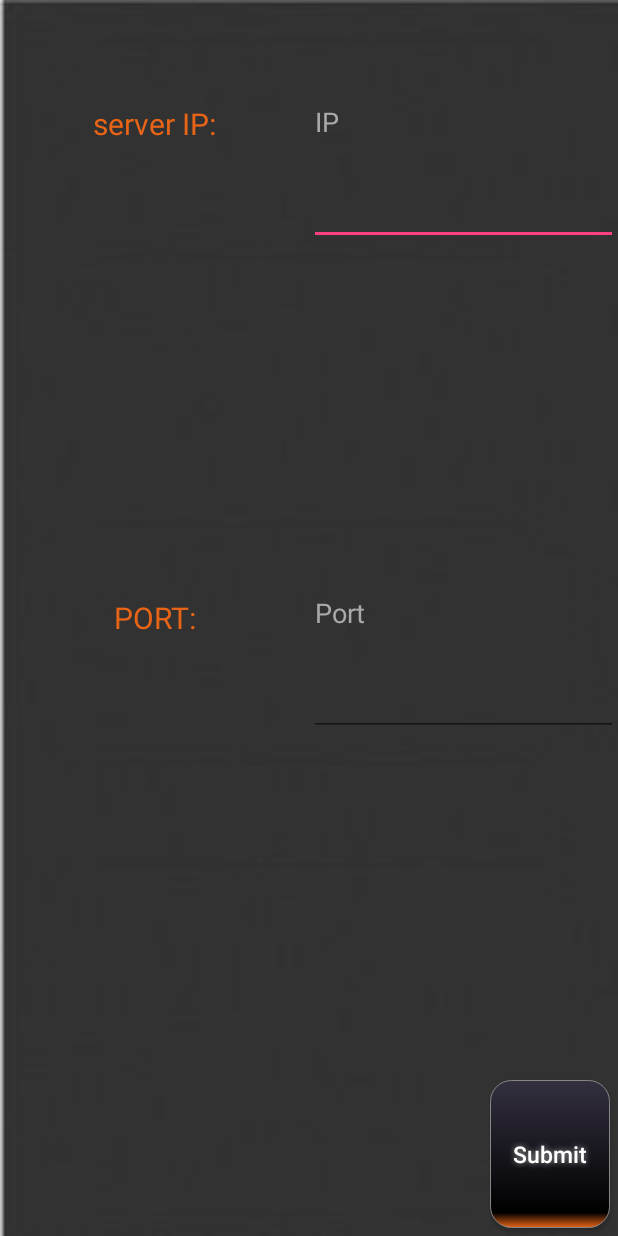
After one commit to mishaelm/android, an Android app: the layout dialog_layout.xml on its own in the app's theme, with its tools: preview values and no code run, on a phone screen of 412 x 824 dp. The commit adds this screen. Run offline under Robolectric (Android 15) with nearby library versions, the phone set to English and light mode, and no system bars.

Commit message:
connection  established --todo--  - check first connection slow response!!!  - did dialog

```diff
--- /dev/null
+++ b/app/src/main/res/layout/dialog_layout.xml
@@ -0,0 +1,97 @@
+<?xml version="1.0" encoding="utf-8"?>
+<LinearLayout
+    xmlns:android="http://schemas.android.com/apk/res/android"
+    android:layout_width="match_parent"
+    android:layout_height="match_parent"
+    android:orientation="horizontal"
+    android:background="@drawable/bcgrd075"
+    android:layoutDirection="ltr"
+    android:weightSum="10">
+    <LinearLayout
+        android:layout_width="0dp"
+        android:layout_weight="5"
+        android:layout_height="match_parent"
+        android:gravity="center_horizontal"
+        android:orientation="vertical"
+        android:weightSum="5">
+        <TextView
+            android:gravity="center"
+            android:layout_width="match_parent"
+            android:layout_height="0dp"
+            android:layout_weight="1"
+            android:textColor="#E86417"
+            android:textSize="20dp"
+            android:text="server IP:"/>
+        <LinearLayout
+            android:layout_width="match_parent"
+            android:layout_height="0dp"
+            android:layout_weight="1"/>
+        <TextView
+            android:gravity="center"
+            android:layout_width="match_parent"
+            android:layout_height="0dp"
+            android:layout_weight="1"
+            android:textColor="#E86417"
+            android:textSize="20dp"
+            android:text="PORT:"/>
+
+
+    </LinearLayout>
+    <LinearLayout
+        android:layout_width="0dp"
+        android:layout_weight="5"
+        android:layout_height="match_parent"
+        android:gravity="left|top"
+        android:orientation="vertical"
+        android:weightSum="5">
+        <EditText
+            android:id="@+id/dialog_ip_text"
+            android:layout_width="match_parent"
+            android:layout_height="0dp"
+            android:layout_weight="1"
+            android:textColor="#E86417"
+            android:textColorHint="@android:color/darker_gray"
+            android:inputType="numberDecimal"
+            android:hint="IP"
+            />
+        <LinearLayout
+            android:layout_width="wrap_content"
+            android:layout_height="0dp"
+            android:layout_weight="1"/>
+        <EditText
+            android:id="@+id/dialog_port_text"
+            android:layout_width="match_parent"
+            android:layout_height="0dp"
+            android:layout_weight="1"
+            android:inputType="number"
+            android:textColor="#E86417"
+            android:shadowColor="#E86417"
+            android:textColorHighlight="#E86417"
+            android:textColorHint="@android:color/darker_gray"
+            android:textColorLink="#E86417"
+            android:hint="Port"
+            />
+        <LinearLayout
+            android:layout_width="wrap_content"
+            android:layout_height="0dp"
+            android:layout_weight="1.4"/>
+        <Button
+            android:id="@+id/dialog_submit_btn"
+            android:textColor="#FFFFFF"
+            android:textSize="15dp"
+            android:layout_marginBottom="5dp"
+            android:layout_marginRight="5dp"
+            android:textAllCaps="false"
+            android:background="@drawable/buttonshape"
+            android:shadowColor="#A8A8A8"
+            android:shadowRadius="5"
+            android:layout_width="80dp"
+            android:layout_gravity="right"
+            android:layout_height="0dp"
+            android:text="Submit"
+            android:layout_weight="0.6"/>
+
+    </LinearLayout>
+
+
+</LinearLayout>
```
Also changed, not shown: app/src/main/AndroidManifest.xml (+6 -1 lines), app/src/main/java/com/exper/bluejack/MainActivity.java (+145 -15 lines), app/src/main/java/com/exper/bluejack/SettingsDialog.java (+23 -0 lines), app/src/main/res/layout/activity_main.xml (+19 -6 lines).
